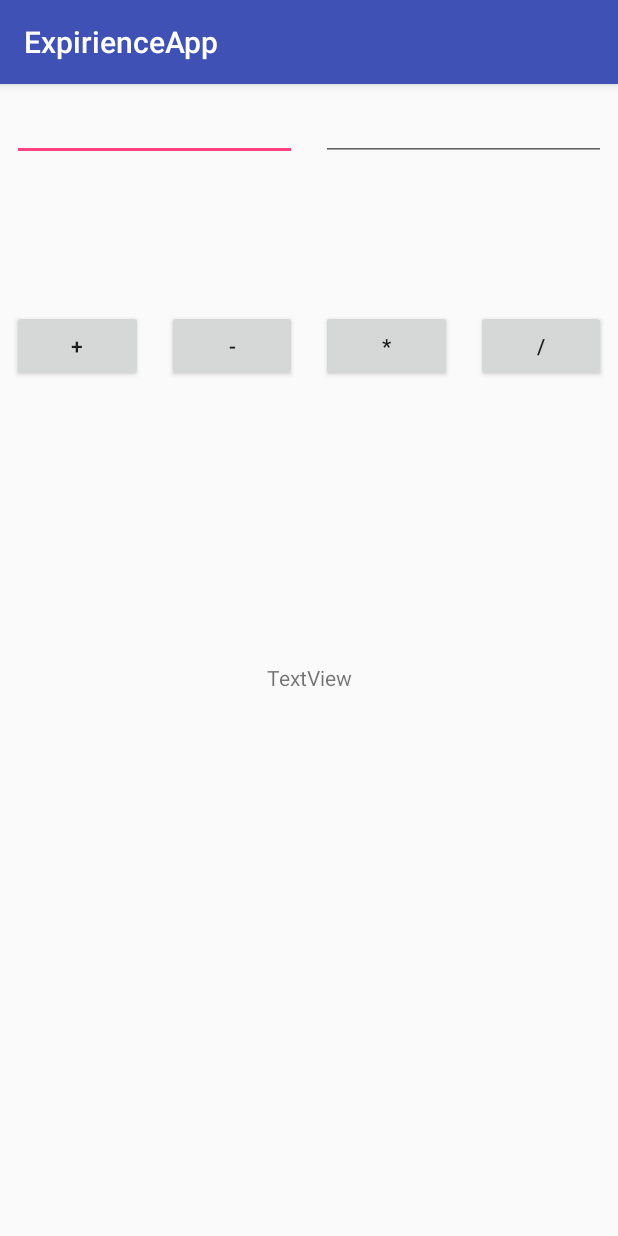
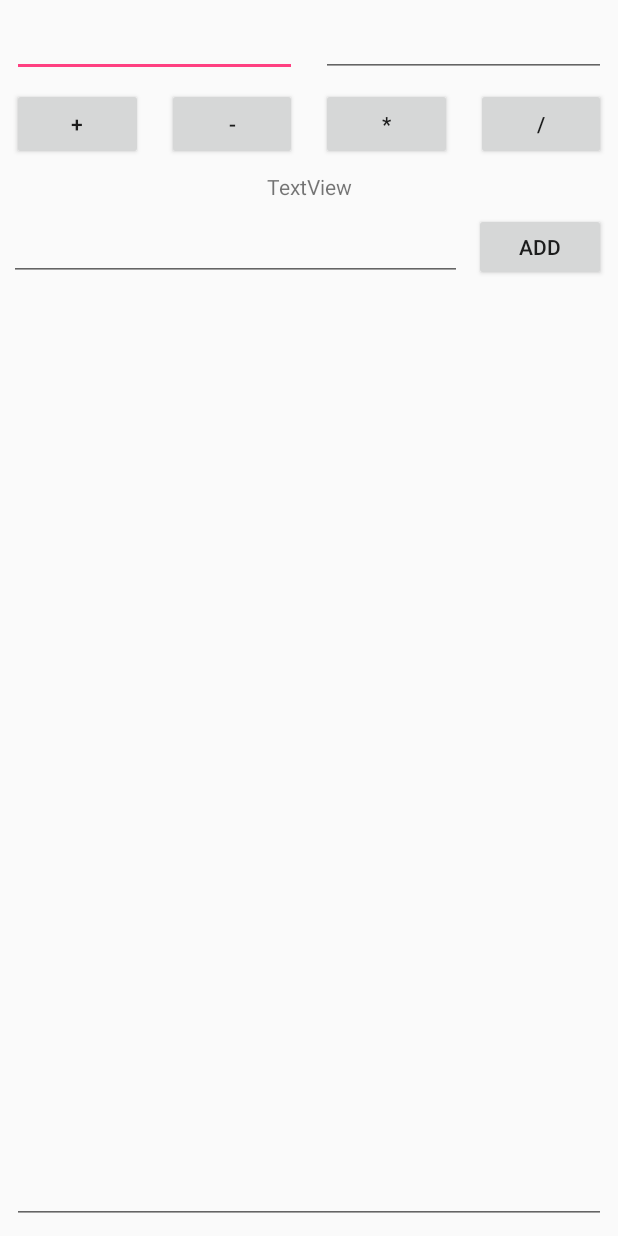
Before and after one commit to RagingPython/ExpirienceApp, an Android app: the screen it shows after launch (EmptyactivitylayoutActivity), on a phone screen of 412 x 824 dp. Run offline under Robolectric (Android 15) with nearby library versions, the phone set to English and light mode, and no system bars.

Commit message:
added DB

```diff
--- /dev/null
+++ b/app/src/main/java/shitycoders/expirienceapp/DbConnector.java
@@ -0,0 +1,34 @@
+package shitycoders.expirienceapp;
+
+import android.content.ContentValues;
+import android.content.Context;
+import android.database.Cursor;
+import android.database.sqlite.SQLiteDatabase;
+
+public class DbConnector {
+    private MyDbOpenHelper openHelper;
+    private SQLiteDatabase database;
+
+    private static String DB_DATABSE_NAME ="notes";
+    private static String DB_NOTE = "note";
+
+    public DbConnector(Context context) {
+        openHelper = new MyDbOpenHelper(context);
+        database = openHelper.getWritableDatabase();
+    }
+
+    public void addRecord(String txt){
+        ContentValues values = new ContentValues();
+        values.put(DB_NOTE, txt);
+        database.insert(DB_DATABSE_NAME, null, values);
+    }
+
+    public Cursor readAll() {
+        String[] cols = new String[] {DB_NOTE};
+        Cursor ans = database.query(false, DB_DATABSE_NAME, cols, null, null, null,null, null, null);
+        if (ans != null) {
+            ans.moveToFirst();
+        }
+        return ans;
+    }
+}
--- a/app/src/main/java/shitycoders/expirienceapp/EmptyactivitylayoutActivity.java
+++ b/app/src/main/java/shitycoders/expirienceapp/EmptyactivitylayoutActivity.java
@@ -1,6 +1,7 @@
 package shitycoders.expirienceapp;
 
 
+import android.database.Cursor;
 import android.support.v7.app.AppCompatActivity;
 import android.os.Bundle;
 import android.view.View;
@@ -12,11 +13,16 @@ import android.widget.TextView;
 public class EmptyactivitylayoutActivity extends AppCompatActivity implements View.OnClickListener {
     EditText in1;
     EditText in2;
+    EditText newNote;
+    EditText notes;
     TextView out;
     Button btnPlus;
     Button btnMinus;
     Button btnMult;
     Button btnDiv;
+    Button btnAddNewNote;
+
+    DbConnector db;
 
     @Override
     protected void onCreate(Bundle savedInstanceState) {
@@ -24,16 +30,21 @@ public class EmptyactivitylayoutActivity extends AppCompatActivity implements Vi
         setContentView(R.layout.emptyactivitylayout);
         in1 = (EditText) findViewById(R.id.value1);
         in2 = (EditText) findViewById(R.id.value2);
+        newNote = (EditText) findViewById(R.id.addNote);
+        notes = (EditText) findViewById(R.id.notes);
         out = (TextView) findViewById(R.id.textOut);
         btnPlus = (Button) findViewById(R.id.button_plus);
         btnMinus = (Button) findViewById(R.id.button_minus);
         btnMult = (Button) findViewById(R.id.button_mult);
         btnDiv = (Button) findViewById(R.id.button_div);
+        btnAddNewNote = (Button) findViewById(R.id.buttonAdd);
         btnPlus.setOnClickListener(this);
         btnMinus.setOnClickListener(this);
         btnMult.setOnClickListener(this);
         btnDiv.setOnClickListener(this);
-
+        btnAddNewNote.setOnClickListener(this);
+        db=new DbConnector(getApplicationContext());
+        refreshNotes();
     }
 
 
@@ -62,6 +73,23 @@ public class EmptyactivitylayoutActivity extends AppCompatActivity implements Vi
                     out.setText(a1 / a2 + "");
                 } else {out.setText("Division by zero!");}
                 break;
+            case (R.id.buttonAdd):
+                db.addRecord(newNote.getText().toString());
+                refreshNotes();
+                break;
+        }
+    }
+
+    public void refreshNotes() {
+        Cursor cur = db.readAll();
+        notes.setText("");
+        if (cur != null) {
+            if (cur.getCount()>0) {
+                cur.moveToFirst();
+                do {
+                    notes.append(cur.getString(0)+"\n");
+                } while (cur.moveToNext());
+            }
         }
     }
 }
--- /dev/null
+++ b/app/src/main/java/shitycoders/expirienceapp/MyDbOpenHelper.java
@@ -0,0 +1,23 @@
+package shitycoders.expirienceapp;
+
+import android.content.Context;
+import android.database.sqlite.SQLiteDatabase;
+import android.database.sqlite.SQLiteOpenHelper;
+
+public class MyDbOpenHelper extends SQLiteOpenHelper {
+    private static final String DATABASE_NAME = "MyDB";
+    private static final int DATABASE_VERSION = 2;
+    private static final String DATABASE_CREATE = "create table notes(note text)";
+
+    public MyDbOpenHelper(Context context) {
+        super(context, DATABASE_NAME, null, DATABASE_VERSION);
+    }
+
+    public void onCreate(SQLiteDatabase sqLiteDatabase) {
+        sqLiteDatabase.execSQL(DATABASE_CREATE);
+    }
+
+    public void onUpgrade(SQLiteDatabase sqLiteDatabase, int oldVersion, int newVersion) {
+
+    }
+}
--- a/app/src/main/res/layout/emptyactivitylayout.xml
+++ b/app/src/main/res/layout/emptyactivitylayout.xml
@@ -104,18 +104,59 @@
         android:text="TextView"
         app:layout_constraintRight_toRightOf="parent"
         app:layout_constraintLeft_toLeftOf="parent"
-        app:layout_constraintBottom_toBottomOf="parent"
-        app:layout_constraintVertical_bias="0.393"
-        app:layout_constraintTop_toTopOf="@+id/guideline"
-        android:layout_marginTop="8dp" />
+        android:layout_marginTop="8dp"
+        app:layout_constraintTop_toBottomOf="@+id/button_minus" />
 
     <android.support.constraint.Guideline
         android:layout_width="wrap_content"
         android:layout_height="wrap_content"
         android:id="@+id/guideline"
-        app:layout_constraintGuide_begin="143dp"
+        app:layout_constraintGuide_begin="51dp"
         android:orientation="horizontal"
-        tools:layout_editor_absoluteY="143dp"
+        tools:layout_editor_absoluteY="51dp"
         tools:layout_editor_absoluteX="0dp" />
 
+    <EditText
+        android:id="@+id/addNote"
+        android:layout_width="0dp"
+        android:layout_height="wrap_content"
+        android:ems="10"
+        android:inputType="textPersonName"
+        android:layout_marginTop="8dp"
+        app:layout_constraintTop_toBottomOf="@+id/textOut"
+        android:layout_marginLeft="6dp"
+        app:layout_constraintLeft_toLeftOf="parent"
+        app:layout_constraintRight_toLeftOf="@+id/buttonAdd"
+        android:layout_marginRight="8dp"
+        android:layout_marginStart="6dp"
+        android:layout_marginEnd="8dp" />
+
+    <Button
+        android:id="@+id/buttonAdd"
+        android:layout_width="wrap_content"
+        android:layout_height="0dp"
+        android:layout_marginRight="8dp"
+        android:layout_marginTop="8dp"
+        android:text="ADD"
+        app:layout_constraintBottom_toBottomOf="@+id/addNote"
+        app:layout_constraintRight_toRightOf="parent"
+        app:layout_constraintTop_toBottomOf="@+id/textOut"
+        app:layout_constraintVertical_bias="0.0"
+        android:layout_marginEnd="8dp" />
+
+    <EditText
+        android:id="@+id/notes"
+        android:layout_width="0dp"
+        android:layout_height="0dp"
+        android:ems="10"
+        android:inputType="textMultiLine"
+        android:layout_marginTop="8dp"
+        app:layout_constraintTop_toBottomOf="@+id/addNote"
+        android:layout_marginRight="8dp"
+        app:layout_constraintRight_toRightOf="parent"
+        android:layout_marginLeft="8dp"
+        app:layout_constraintLeft_toLeftOf="parent"
+        app:layout_constraintBottom_toBottomOf="parent"
+        android:layout_marginBottom="8dp" />
+
 </android.support.constraint.ConstraintLayout>
--- a/app/src/main/res/values/styles.xml
+++ b/app/src/main/res/values/styles.xml
@@ -1,7 +1,7 @@
 <resources>
 
     <!-- Base application theme. -->
-    <style name="AppTheme" parent="Theme.AppCompat.Light.DarkActionBar">
+    <style name="AppTheme" parent="Theme.AppCompat.Light.NoActionBar">
         <!-- Customize your theme here. -->
         <item name="colorPrimary">@color/colorPrimary</item>
         <item name="colorPrimaryDark">@color/colorPrimaryDark</item>
```
